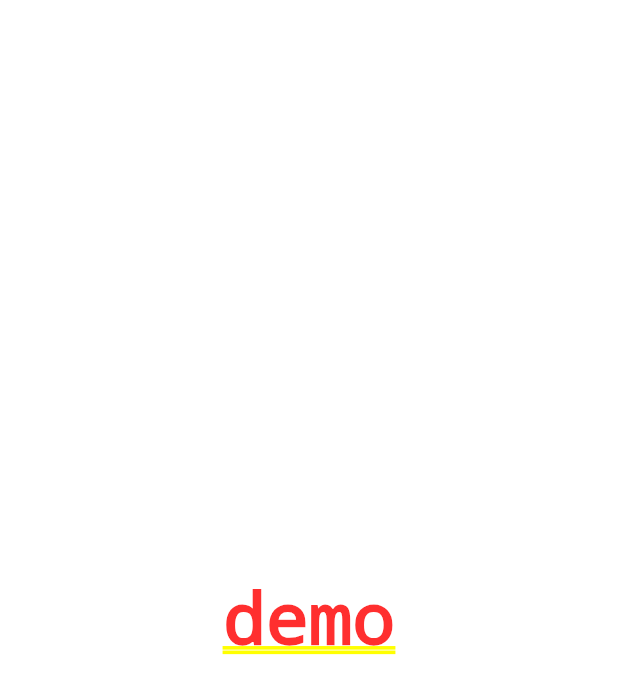
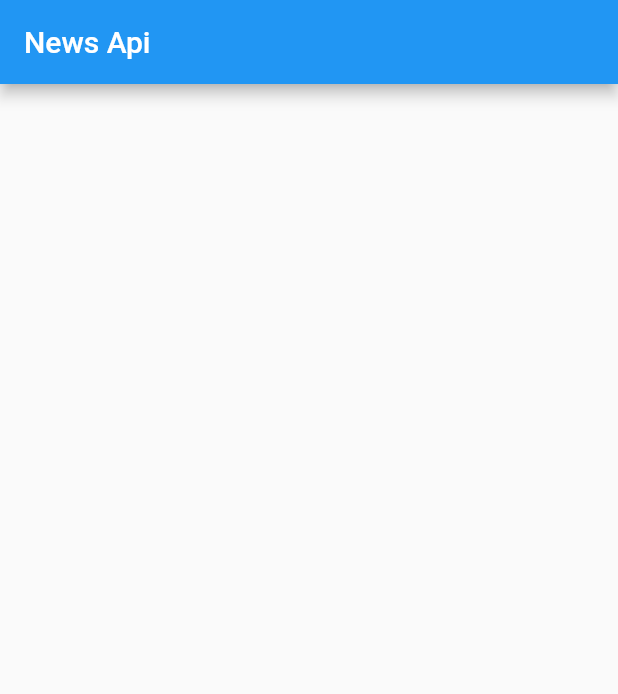
Before and after one commit to piyushwani004/news_api_practice, a Flutter app: the screen it shows after launch, on a phone screen of 412 x 824 dp. Shown: the top 694 px of the screen. Run offline on Flutter 3.47's test engine with Material 2 defaults, Android fonts, the light colour scheme and no system bars.

Commit message:
create home page for display news information

```diff
--- a/lib/main.dart
+++ b/lib/main.dart
@@ -1,4 +1,5 @@
 import 'package:flutter/material.dart';
+import 'package:news_api_practice/pages/homepage.dart';
 
 void main() {
   runApp(MyApp());
@@ -13,11 +14,7 @@ class MyApp extends StatelessWidget {
       theme: ThemeData(
         primarySwatch: Colors.blue,
       ),
-      home: Container(
-        child: Center(
-          child: Text("demo"),
-        ),
-      ),
+      home: HomePage(),
     );
   }
 }
--- /dev/null
+++ b/lib/pages/homepage.dart
@@ -0,0 +1,20 @@
+import 'package:flutter/material.dart';
+
+class HomePage extends StatefulWidget {
+  const HomePage({Key? key}) : super(key: key);
+
+  @override
+  _HomePageState createState() => _HomePageState();
+}
+
+class _HomePageState extends State<HomePage> {
+  @override
+  Widget build(BuildContext context) {
+    return Scaffold(
+      appBar: AppBar(
+        title: Text("News Api"),
+      ),
+      body: Container(),
+    );
+  }
+}
```
